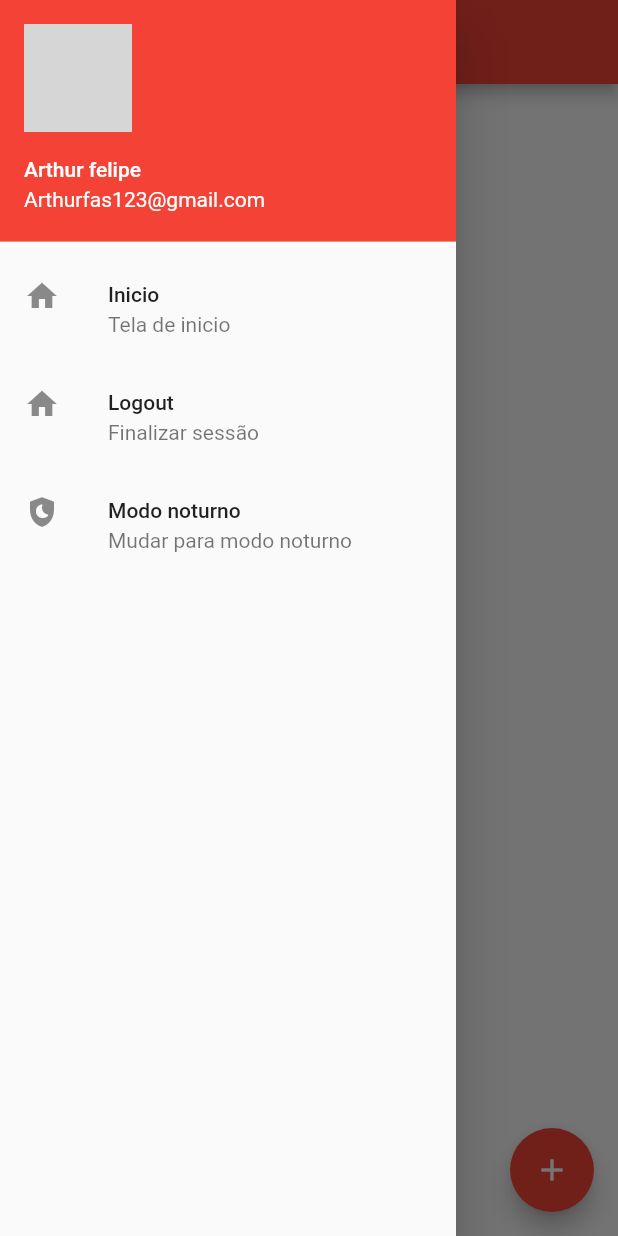
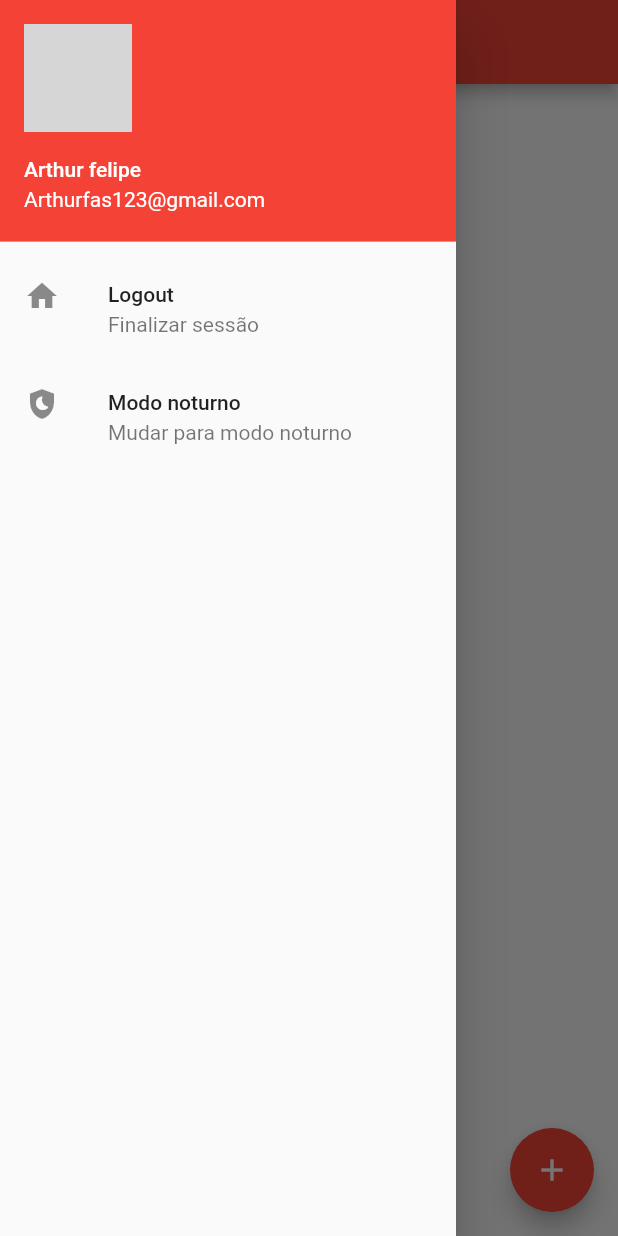
Before and after one commit to arthurfas123/Aplicativo-de-corrida, a Flutter app: the HomePage screen opened by its route, with the side drawer open, on a phone screen of 412 x 824 dp. Run offline on Flutter 3.47's test engine with Material 3 defaults, Android fonts, the light colour scheme and no system bars; missing offline and left inert: dart:ffi; network calls fail; grey boxes are pictures that could not be loaded.

Commit message:
de grao em grao a galinha enche o bico

```diff
--- a/lib/App_Widget.dart
+++ b/lib/App_Widget.dart
@@ -1,6 +1,6 @@
 import 'package:aplicativo_de_corrida/Adicionar_corrida.dart';
 import 'package:flutter/material.dart';
-import 'App_controller.dart';
+import '../controllers/ThemeController.dart';
 import 'Home_page.dart';
 import 'Login_page.dart';
 
--- a/lib/Custom_widget.dart
+++ b/lib/Custom_widget.dart
@@ -1,5 +1,5 @@
 import 'package:flutter/material.dart';
-import 'App_controller.dart';
+import '../controllers/ThemeController.dart';
 
 class CustomSwitch extends StatelessWidget {
   const CustomSwitch({super.key});
--- a/lib/Home_page.dart
+++ b/lib/Home_page.dart
@@ -1,5 +1,5 @@
 import 'dart:ffi';
-import 'package:aplicativo_de_corrida/App_controller.dart';
+import '../controllers/ThemeController.dart';
 import 'package:flutter/material.dart';
 import 'Custom_widget.dart';
 
@@ -27,15 +27,6 @@ class HomePageState extends State<HomePage>{
               ),
               accountName: Text('Arthur felipe'),
               accountEmail: Text('Arthurfas123@gmail.com')
-            ),
-
-            ListTile(
-              leading: Icon(Icons.home),
-              title: Text('Inicio'),
-              subtitle: Text('Tela de inicio'),
-              onTap: (){
-                print('home');
-              },
             ),
 
             ListTile(
--- a/pubspec.yaml
+++ b/pubspec.yaml
@@ -30,6 +30,7 @@ environment:
 dependencies:
   flutter:
     sdk: flutter
+  path_provider: ^2.1.1
 
   # The following adds the Cupertino Icons font to your application.
   # Use with the CupertinoIcons class for iOS style icons.
```
Also changed, not shown: lib/Adicionar_corrida.dart (+15 -4 lines), lib/Fake_database.dart (+15 -1 lines), lib/Login_page.dart (+1 -8 lines), lib/controllers/CadastroController.dart (added), lib/controllers/NewRunController.dart (added), lib/controllers/ThemeController.dart (renamed from lib/App_controller.dart), pubspec.lock.
